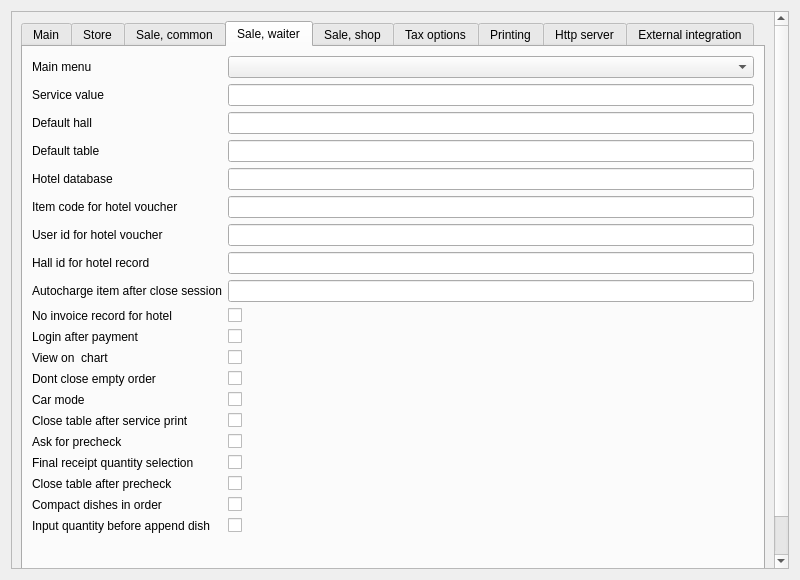
The window that Reports/c5settingswidget.ui (End1-1/Cafe5) describes before a commit, drawn with Qt 5.
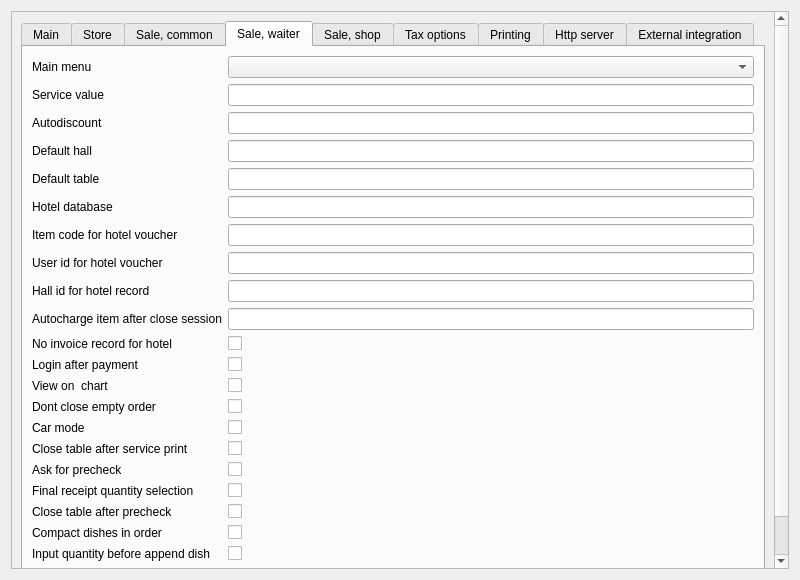
The same window after the commit. The open tabs and pages were chosen to show the change. Custom widgets are drawn as their Qt base class.

The edit to the form file:
```diff
--- a/Reports/c5settingswidget.ui
+++ b/Reports/c5settingswidget.ui
@@ -706,186 +706,127 @@
            <string>Sale, waiter</string>
           </attribute>
           <layout class="QGridLayout" name="gridLayout_5">
-           <item row="1" column="2">
-            <widget class="C5LineEdit" name="leServiceFactor">
-             <property name="Tag" stdset="0">
-              <number>2</number>
-             </property>
-            </widget>
-           </item>
-           <item row="12" column="0">
-            <widget class="QLabel" name="label_102">
+           <item row="20" column="0">
+            <widget class="QLabel" name="label_108">
              <property name="text">
-              <string>Dont close empty order</string>
-             </property>
-            </widget>
-           </item>
-           <item row="6" column="2">
-            <widget class="C5LineEdit" name="leUserIdForHotelVoucher">
-             <property name="Tag" stdset="0">
-              <number>70</number>
-             </property>
-            </widget>
-           </item>
-           <item row="20" column="2">
-            <spacer name="verticalSpacer_5">
-             <property name="orientation">
-              <enum>Qt::Vertical</enum>
-             </property>
-             <property name="sizeHint" stdset="0">
-              <size>
-               <width>20</width>
-               <height>40</height>
-              </size>
-             </property>
-            </spacer>
-           </item>
-           <item row="2" column="0">
-            <widget class="QLabel" name="label_11">
-             <property name="text">
-              <string>Default hall</string>
-             </property>
-            </widget>
-           </item>
-           <item row="4" column="0">
-            <widget class="QLabel" name="label_19">
-             <property name="text">
-              <string>Hotel database</string>
-             </property>
-            </widget>
-           </item>
-           <item row="13" column="2">
-            <widget class="C5CheckBox" name="chCarMode">
-             <property name="text">
-              <string/>
-             </property>
-             <property name="Tag" stdset="0">
-              <number>30</number>
+              <string>Input quantity before append dish</string>
              </property>
             </widget>
            </item>
            <item row="16" column="0">
-            <widget class="QLabel" name="label_91">
-             <property name="text">
-              <string>Final receipt quantity selection</string>
-             </property>
-            </widget>
-           </item>
-           <item row="18" column="0">
-            <widget class="QLabel" name="label_94">
-             <property name="text">
-              <string>Compact dishes in order</string>
-             </property>
-            </widget>
-           </item>
-           <item row="15" column="0">
             <widget class="QLabel" name="label_92">
              <property name="text">
               <string>Ask for precheck</string>
              </property>
             </widget>
            </item>
-           <item row="0" column="2">
-            <widget class="C5ComboBox" name="cbMenu">
-             <property name="Tag" stdset="0">
-              <number>9</number>
-             </property>
-            </widget>
-           </item>
-           <item row="9" column="2">
-            <widget class="C5CheckBox" name="chNoInvoiceRecordForHotel">
-             <property name="text">
-              <string/>
-             </property>
-             <property name="Tag" stdset="0">
-              <number>72</number>
-             </property>
-            </widget>
-           </item>
-           <item row="11" column="2">
-            <widget class="C5CheckBox" name="chViewOnChart">
-             <property name="text">
-              <string/>
-             </property>
-             <property name="Tag" stdset="0">
-              <number>112</number>
-             </property>
-            </widget>
-           </item>
-           <item row="0" column="0">
-            <widget class="QLabel" name="label_9">
-             <property name="text">
-              <string>Main menu</string>
-             </property>
-            </widget>
-           </item>
-           <item row="3" column="0">
-            <widget class="QLabel" name="label_12">
-             <property name="text">
-              <string>Default table</string>
-             </property>
-            </widget>
-           </item>
            <item row="11" column="0">
-            <widget class="QLabel" name="label_105">
-             <property name="text">
-              <string>View on  chart</string>
-             </property>
-            </widget>
-           </item>
-           <item row="10" column="2">
-            <widget class="C5CheckBox" name="chWaiterLoginAfterPayment">
-             <property name="text">
-              <string/>
-             </property>
-             <property name="Tag" stdset="0">
-              <number>51</number>
-             </property>
-            </widget>
-           </item>
-           <item row="6" column="0">
-            <widget class="QLabel" name="label_43">
-             <property name="text">
-              <string>User id for hotel voucher</string>
-             </property>
-            </widget>
-           </item>
-           <item row="14" column="0">
-            <widget class="QLabel" name="label_75">
-             <property name="text">
-              <string>Close table after service print</string>
-             </property>
-            </widget>
-           </item>
-           <item row="10" column="0">
             <widget class="QLabel" name="label_53">
              <property name="text">
               <string>Login after payment</string>
              </property>
             </widget>
            </item>
-           <item row="7" column="2">
-            <widget class="C5LineEdit" name="leHallIdForHotel">
-             <property name="Tag" stdset="0">
-              <number>71</number>
+           <item row="13" column="0">
+            <widget class="QLabel" name="label_102">
+             <property name="text">
+              <string>Dont close empty order</string>
              </property>
             </widget>
            </item>
-           <item row="5" column="0">
+           <item row="6" column="0">
             <widget class="QLabel" name="label_25">
              <property name="text">
               <string>Item code for hotel voucher</string>
              </property>
             </widget>
            </item>
-           <item row="9" column="0">
-            <widget class="QLabel" name="label_68">
+           <item row="14" column="0">
+            <widget class="QLabel" name="label_33">
              <property name="text">
-              <string>No invoice record for hotel</string>
+              <string>Car mode</string>
+             </property>
+            </widget>
+           </item>
+           <item row="1" column="2">
+            <widget class="C5LineEdit" name="leServiceFactor">
+             <property name="Tag" stdset="0">
+              <number>2</number>
+             </property>
+            </widget>
+           </item>
+           <item row="3" column="0">
+            <widget class="QLabel" name="label_11">
+             <property name="text">
+              <string>Default hall</string>
+             </property>
+            </widget>
+           </item>
+           <item row="7" column="0">
+            <widget class="QLabel" name="label_43">
+             <property name="text">
+              <string>User id for hotel voucher</string>
              </property>
             </widget>
            </item>
            <item row="16" column="2">
+            <widget class="C5CheckBox" name="chAskForPrecheck">
+             <property name="text">
+              <string/>
+             </property>
+             <property name="Tag" stdset="0">
+              <number>96</number>
+             </property>
+            </widget>
+           </item>
+           <item row="19" column="2">
+            <widget class="C5CheckBox" name="chCompactDishesInOrder">
+             <property name="text">
+              <string/>
+             </property>
+             <property name="Tag" stdset="0">
+              <number>101</number>
+             </property>
+            </widget>
+           </item>
+           <item row="15" column="2">
+            <widget class="C5CheckBox" name="chCloseTablefterServicePrint">
+             <property name="text">
+              <string/>
+             </property>
+             <property name="Tag" stdset="0">
+              <number>79</number>
+             </property>
+            </widget>
+           </item>
+           <item row="12" column="2">
+            <widget class="C5CheckBox" name="chViewOnChart">
+             <property name="text">
+              <string/>
+             </property>
+             <property name="Tag" stdset="0">
+              <number>112</number>
+             </property>
+            </widget>
+           </item>
+           <item row="15" column="0">
+            <widget class="QLabel" name="label_75">
+             <property name="text">
+              <string>Close table after service print</string>
+             </property>
+            </widget>
+           </item>
+           <item row="18" column="2">
+            <widget class="C5CheckBox" name="chCloseTableAfterPrecheck">
+             <property name="text">
+              <string/>
+             </property>
+             <property name="Tag" stdset="0">
+              <number>85</number>
+             </property>
+            </widget>
+           </item>
+           <item row="17" column="2">
             <widget class="C5CheckBox" name="chFinalReceiptQtySelect">
              <property name="text">
               <string/>
@@ -895,6 +836,48 @@
              </property>
             </widget>
            </item>
+           <item row="4" column="0">
+            <widget class="QLabel" name="label_12">
+             <property name="text">
+              <string>Default table</string>
+             </property>
+            </widget>
+           </item>
+           <item row="4" column="2">
+            <widget class="C5LineEdit" name="leTable">
+             <property name="Tag" stdset="0">
+              <number>12</number>
+             </property>
+            </widget>
+           </item>
+           <item row="18" column="0">
+            <widget class="QLabel" name="label_81">
+             <property name="text">
+              <string>Close table after precheck</string>
+             </property>
+            </widget>
+           </item>
+           <item row="19" column="0">
+            <widget class="QLabel" name="label_94">
+             <property name="text">
+              <string>Compact dishes in order</string>
+             </property>
+            </widget>
+           </item>
+           <item row="8" column="0">
+            <widget class="QLabel" name="label_67">
+             <property name="text">
+              <string>Hall id for hotel record</string>
+             </property>
+            </widget>
+           </item>
+           <item row="5" column="0">
+            <widget class="QLabel" name="label_19">
+             <property name="text">
+              <string>Hotel database</string>
+             </property>
+            </widget>
+           </item>
            <item row="1" column="0">
             <widget class="QLabel" name="label_2">
              <property name="text">
@@ -902,69 +885,120 @@
              </property>
             </widget>
            </item>
-           <item row="17" column="2">
-            <widget class="C5CheckBox" name="chCloseTableAfterPrecheck">
-             <property name="text">
-              <string/>
+           <item row="9" column="2">
+            <widget class="C5LineEdit" name="leAutochargeDishAfterSessionClose">
+             <property name="Tag" stdset="0">
+              <number>111</number>
              </property>
+            </widget>
+           </item>
+           <item row="3" column="2">
+            <widget class="C5LineEdit" name="leHall">
              <property name="Tag" stdset="0">
               <number>85</number>
              </property>
             </widget>
            </item>
-           <item row="5" column="2">
+           <item row="6" column="2">
             <widget class="C5LineEdit" name="leItemCodeForHotel">
              <property name="Tag" stdset="0">
               <number>21</number>
              </property>
             </widget>
            </item>
+           <item row="8" column="2">
+            <widget class="C5LineEdit" name="leHallIdForHotel">
+             <property name="Tag" stdset="0">
+              <number>71</number>
+             </property>
+            </widget>
+           </item>
+           <item row="21" column="2">
+            <spacer name="verticalSpacer_5">
+             <property name="orientation">
+              <enum>Qt::Vertical</enum>
+             </property>
+             <property name="sizeHint" stdset="0">
+              <size>
+               <width>20</width>
+               <height>40</height>
+              </size>
+             </property>
+            </spacer>
+           </item>
+           <item row="11" column="2">
+            <widget class="C5CheckBox" name="chWaiterLoginAfterPayment">
+             <property name="text">
+              <string/>
+             </property>
+             <property name="Tag" stdset="0">
+              <number>51</number>
+             </property>
+            </widget>
+           </item>
+           <item row="10" column="2">
+            <widget class="C5CheckBox" name="chNoInvoiceRecordForHotel">
+             <property name="text">
+              <string/>
+             </property>
+             <property name="Tag" stdset="0">
+              <number>72</number>
+             </property>
+            </widget>
+           </item>
+           <item row="0" column="0">
+            <widget class="QLabel" name="label_9">
+             <property name="text">
+              <string>Main menu</string>
+             </property>
+            </widget>
+           </item>
+           <item row="5" column="2">
+            <widget class="C5LineEdit" name="leHotelDatabase">
+             <property name="Tag" stdset="0">
+              <number>17</number>
+             </property>
+            </widget>
+           </item>
+           <item row="0" column="2">
+            <widget class="C5ComboBox" name="cbMenu">
+             <property name="Tag" stdset="0">
+              <number>9</number>
+             </property>
+            </widget>
+           </item>
+           <item row="12" column="0">
+            <widget class="QLabel" name="label_105">
+             <property name="text">
+              <string>View on  chart</string>
+             </property>
+            </widget>
+           </item>
+           <item row="7" column="2">
+            <widget class="C5LineEdit" name="leUserIdForHotelVoucher">
+             <property name="Tag" stdset="0">
+              <number>70</number>
+             </property>
+            </widget>
+           </item>
+           <item row="20" column="2">
+            <widget class="C5CheckBox" name="chAppendQuantityBefore">
+             <property name="text">
+              <string/>
+             </property>
+             <property name="Tag" stdset="0">
+              <number>117</number>
+             </property>
+            </widget>
+           </item>
            <item row="17" column="0">
-            <widget class="QLabel" name="label_81">
+            <widget class="QLabel" name="label_91">
              <property name="text">
-              <string>Close table after precheck</string>
+              <string>Final receipt quantity selection</string>
              </property>
             </widget>
            </item>
-           <item row="13" column="0">
-            <widget class="QLabel" name="label_33">
-             <property name="text">
-              <string>Car mode</string>
-             </property>
-            </widget>
-           </item>
-           <item row="2" column="2">
-            <widget class="C5LineEdit" name="leHall">
-             <property name="Tag" stdset="0">
-              <number>11</number>
-             </property>
-            </widget>
-           </item>
-           <item row="3" column="2">
-            <widget class="C5LineEdit" name="leTable">
-             <property name="Tag" stdset="0">
-              <number>12</number>
-             </property>
-            </widget>
-           </item>
-           <item row="8" column="2">
-            <widget class="C5LineEdit" name="leAutochargeDishAfterSessionClose">
-             <property name="Tag" stdset="0">
-              <number>111</number>
-             </property>
-            </widget>
-           </item>
-           <item row="14" column="2">
-            <widget class="C5CheckBox" name="chCloseTablefterServicePrint">
-             <property name="text">
-              <string/>
-             </property>
-             <property name="Tag" stdset="0">
-              <number>79</number>
-             </property>
-            </widget>
-           </item>
-           <item row="12" column="2">
+           <item row="13" column="2">
             <widget class="C5CheckBox" name="chDontCloseEmtpyOrder">
              <property name="text">
               <string/>
@@ -974,22 +1008,15 @@
              </property>
             </widget>
            </item>
-           <item row="7" column="0">
-            <widget class="QLabel" name="label_67">
+           <item row="10" column="0">
+            <widget class="QLabel" name="label_68">
              <property name="text">
-              <string>Hall id for hotel record</string>
+              <string>No invoice record for hotel</string>
              </property>
             </widget>
            </item>
-           <item row="4" column="2">
-            <widget class="C5LineEdit" name="leHotelDatabase">
-             <property name="Tag" stdset="0">
-              <number>17</number>
-             </property>
-            </widget>
-           </item>
-           <item row="18" column="2">
-            <widget class="C5CheckBox" name="chCompactDishesInOrder">
+           <item row="14" column="2">
+            <widget class="C5CheckBox" name="chCarMode">
              <property name="text">
               <string/>
              </property>
@@ -998,35 +1025,25 @@
              </property>
             </widget>
            </item>
-           <item row="8" column="0">
+           <item row="9" column="0">
             <widget class="QLabel" name="label_104">
              <property name="text">
               <string>Autocharge item after close session</string>
              </property>
             </widget>
            </item>
-           <item row="15" column="2">
-            <widget class="C5CheckBox" name="chAskForPrecheck">
+           <item row="2" column="0">
+            <widget class="QLabel" name="label_109">
              <property name="text">
-              <string/>
+              <string>Autodiscount</string>
              </property>
              <property name="Tag" stdset="0">
               <number>96</number>
              </property>
             </widget>
            </item>
-           <item row="19" column="0">
-            <widget class="QLabel" name="label_108">
-             <property name="text">
-              <string>Input quantity before append dish</string>
-             </property>
-            </widget>
-           </item>
-           <item row="19" column="2">
-            <widget class="C5CheckBox" name="chAppendQuantityBefore">
-             <property name="text">
-              <string/>
-             </property>
+           <item row="2" column="2">
+            <widget class="C5LineEdit" name="leAutoDiscount">
              <property name="Tag" stdset="0">
               <number>117</number>
              </property>
```
Left out of the diff: 63 changed lines with no effect on the pictures.
